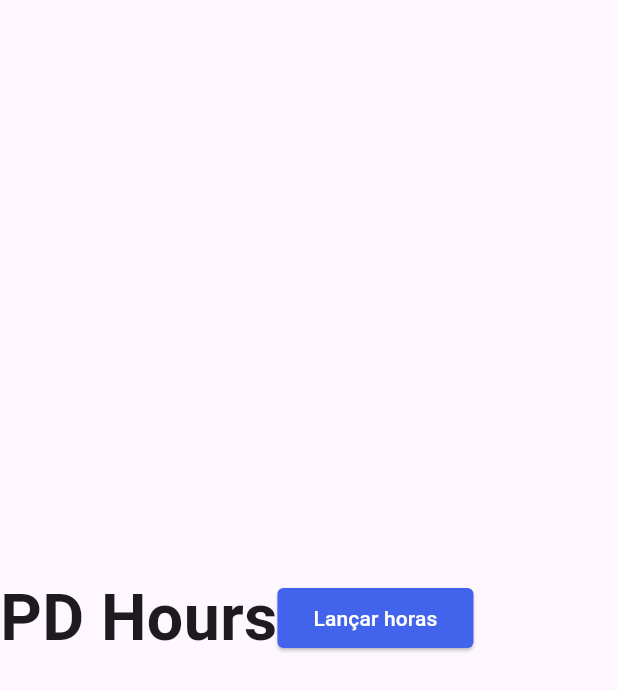
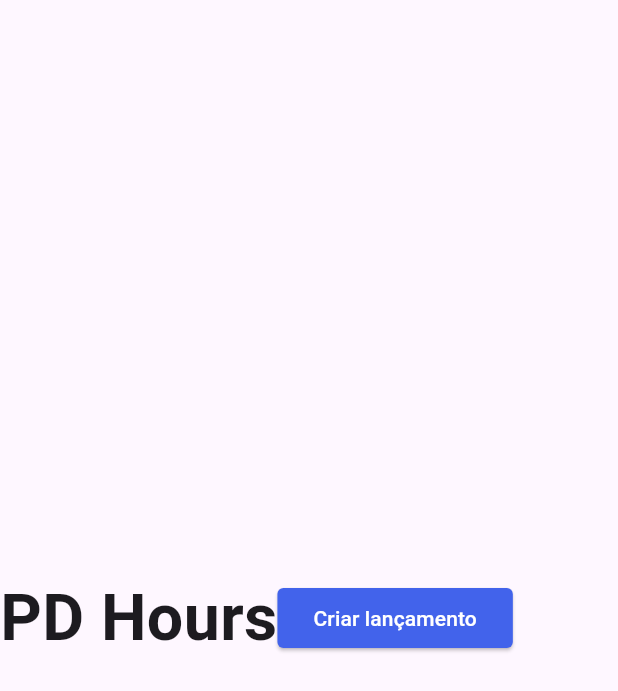
Before and after one commit to Lkledu/PDHourControl-App, a Flutter app: the Header widget shown alone on an empty page, opened directly, on a phone screen of 412 x 824 dp. Shown: the top 691 px of the screen. Run offline on Flutter 3.47's test engine with Material 3 defaults, Android fonts, the phone set to English and light mode, and no system bars.

Commit message:
creating component for alert modal

```diff
--- /dev/null
+++ b/lib/widgets/alertBtn.dart
@@ -0,0 +1,36 @@
+import 'package:flutter/material.dart';
+
+class AlertBtn extends StatelessWidget {
+  String text;
+  Widget content;
+
+  AlertBtn({super.key, required this.text, required this.content});
+
+  @override
+  Widget build(BuildContext context) {
+    return ElevatedButton(
+      onPressed: () {
+        showDialog(
+            context: context,
+            builder: (BuildContext context) {
+              return AlertDialog(
+                scrollable: true,
+                title: Text(text),
+                content: content,
+              );
+            }
+        );
+      },
+      style: ButtonStyle(
+        backgroundColor: WidgetStateProperty.all(Color(0xFF4263EB)),
+        shape: WidgetStateProperty.all(
+          RoundedRectangleBorder(
+            borderRadius: BorderRadius.circular(4),
+          ),
+        ),
+      ),
+      child: Text(text, style: TextStyle(color: Colors.white),),
+    );
+  }
+
+}
--- a/lib/widgets/header.dart
+++ b/lib/widgets/header.dart
@@ -1,4 +1,5 @@
 import 'package:flutter/material.dart';
+import 'package:pd_hour_control_app/widgets/alertBtn.dart';
 import 'package:pd_hour_control_app/widgets/criarLancamentoModal.dart';
 
 class Header extends StatelessWidget{
@@ -17,28 +18,9 @@ class Header extends StatelessWidget{
         ),
         Align(
           alignment: Alignment.centerRight,
-          child: ElevatedButton(
-            onPressed: () {
-              showDialog(
-                context: context,
-                builder: (BuildContext context) {
-                  return AlertDialog(
-                    scrollable: true,
-                    title: Text('Criar lançamento'),
-                    content: CriarLancamentoModal(),
-                  );
-                }
-              );
-            },
-            style: ButtonStyle(
-              backgroundColor: WidgetStateProperty.all(Color(0xFF4263EB)),
-              shape: WidgetStateProperty.all(
-                RoundedRectangleBorder(
-                  borderRadius: BorderRadius.circular(4),
-                ),
-              ),
-            ),
-            child: Text('Lançar horas', style: TextStyle(color: Colors.white),),
+          child: AlertBtn(
+            text: 'Criar lançamento',
+            content: CriarLancamentoModal(),
           ),
         )
       ],
```
